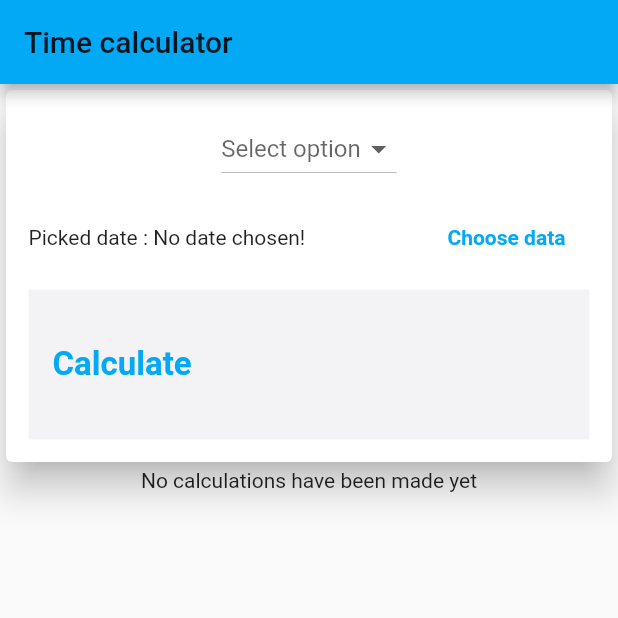
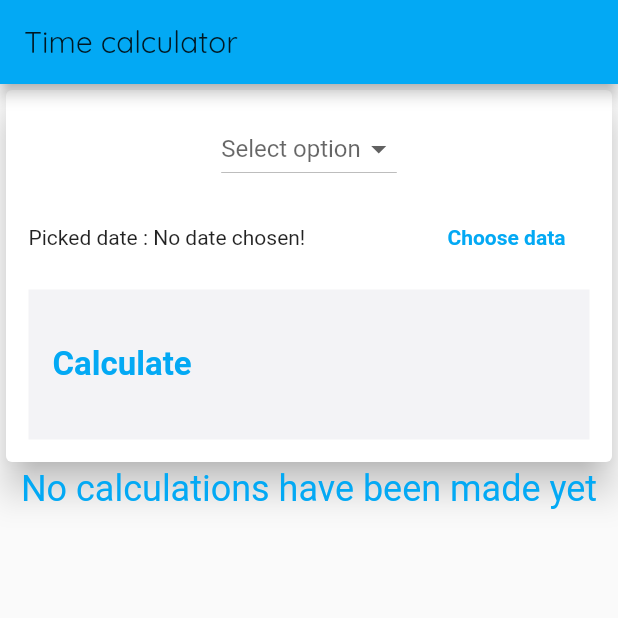
Before and after one commit to wzslr321/Time-Calculator-Mobile-App, a Flutter app: the screen it shows after launch, after a tap on "Calculate", on a phone screen of 412 x 824 dp, the top half of it. Run offline on Flutter 3.47's test engine with Material 2 defaults, Android fonts, the phone set to English and light mode, and no system bars.

Commit message:
small stylistic changes of calculation info

```diff
--- a/lib/main.dart
+++ b/lib/main.dart
@@ -2,7 +2,6 @@ import 'package:flutter/material.dart';
 
 import './widgets/new_calculation.dart';
 import './widgets/calculation_display.dart';
-import './models/calculated_values.dart';
 
 void main() => runApp(MyApp());
 
@@ -15,6 +14,12 @@ class MyApp extends StatelessWidget {
         primarySwatch: Colors.lightBlue,
         accentColor:Color.fromRGBO(196 , 195, 208, 0.2),
         visualDensity: VisualDensity.adaptivePlatformDensity,
+        fontFamily: 'Quicksand',
+        textTheme:ThemeData.light().textTheme.copyWith(
+          headline6:TextStyle(
+            fontFamily:'OpenSans', fontSize:20,fontWeight: FontWeight.bold,
+          ),
+        ),
       ),
       home: MyHomePage(),
     );
@@ -29,12 +34,6 @@ class MyHomePage extends StatefulWidget {
 
 
 class _MyHomePageState extends State<MyHomePage> {
-
-  void _addUserCalc() {
-    setState(() {
-      userCalculation.add(CalculatedValues(value: 'test'));
-    });
-  }
 
   @override
   Widget build(BuildContext context) {
--- a/lib/widgets/calculation_display.dart
+++ b/lib/widgets/calculation_display.dart
@@ -22,25 +22,48 @@ class _CalculatedValuesListState extends State<CalculatedValuesList> {
   }
 
 
+  final resultTextStyle = TextStyle(
+    color:Colors.lightBlue,
+    fontSize:26,
+    fontWeight: FontWeight.bold,
+  );
+
+  final noCalculationsTextStyle = TextStyle(
+      color:Colors.lightBlue,
+      fontSize:24,
+      fontWeight: FontWeight.normal,
+  );
+
   @override
   Widget build(BuildContext context) {
     return Container(
       height:450,
       child:userCalculation.isEmpty ? Column(children: [
-        Text('No calculations have been made yet'),
+        SizedBox(
+            height:200,
+            child: Text(
+                'No calculations have been made yet',
+                style:noCalculationsTextStyle,
+            ),
+        ),
       ],)
       // ignore: missing_return
-      : ListView.builder(itemBuilder: (ctx,index){
+      : Container(
+        // ignore: missing_return
+        child: ListView.builder(itemBuilder: (ctx,index){
           if(index == 0) {
             return Card(
               elevation:5,
               child:Column(children: [
-              Text('${userCalculation[index].value}'),
+                Text('${userCalculation[index].value}',
+                  style:resultTextStyle,
+                ),
                 ],
               ),
             );
           }
-      })
+        }),
+      )
     );
   }
 }
--- a/lib/widgets/new_calculation.dart
+++ b/lib/widgets/new_calculation.dart
@@ -12,19 +12,22 @@ class NewCalculation extends StatefulWidget {
 }
 
 DateTime _actualDate = new DateTime.now();
+DateTime _selectedDate;
+
 String _option;
 String _result;
 String _isLessString;
+
 int _calculationResult;
+
 bool _isLessYears;
-DateTime _selectedDate;
 
- List<CalculatedValues> userCalculation = [];
+List<CalculatedValues> userCalculation = [];
 final List<String> _calculateOptions =  ['Years', 'Months', 'Days',  'Hours', 'Minutes', 'Seconds'];
 
 class _NewCalculationState extends State<NewCalculation> {
 
- void calculateScore() {
+ void _calculateScore() {
    final bool _isLess = _isLessYears;
 
    if(_actualDate == null || _selectedDate == null || _option.isEmpty)
@@ -54,12 +57,9 @@ class _NewCalculationState extends State<NewCalculation> {
      }
    }
 
-   // ignore: missing_return
    showModalBottomSheet(context: context, builder:(_){
      userCalculation.add(CalculatedValues(value: _result));
-
       return CalculatedValuesList(userCalculation);
-
    });
 
 
@@ -79,6 +79,9 @@ class _NewCalculationState extends State<NewCalculation> {
         });
     });
   }
+
+
+
 
   @override
   Widget build(BuildContext context) {
@@ -132,7 +135,7 @@ class _NewCalculationState extends State<NewCalculation> {
                         color:Theme.of(context).primaryColor,
                     )
                   ),
-                  onPressed:calculateScore,
+                  onPressed:_calculateScore,
                 ),
               ]),
             ),
```
Also changed, not shown: pubspec.yaml (+11 -0 lines), assets/fonts/fonts/OpenSans-Bold.ttf (added), assets/fonts/fonts/OpenSans-Regular.ttf (added), assets/fonts/fonts/Quicksand-Bold.ttf (added), assets/fonts/fonts/Quicksand-Light.ttf (added), assets/fonts/fonts/Quicksand-Medium.ttf (added), assets/fonts/fonts/Quicksand-Regular.ttf (added). Lines whose indentation alone changed are shown as unchanged.
